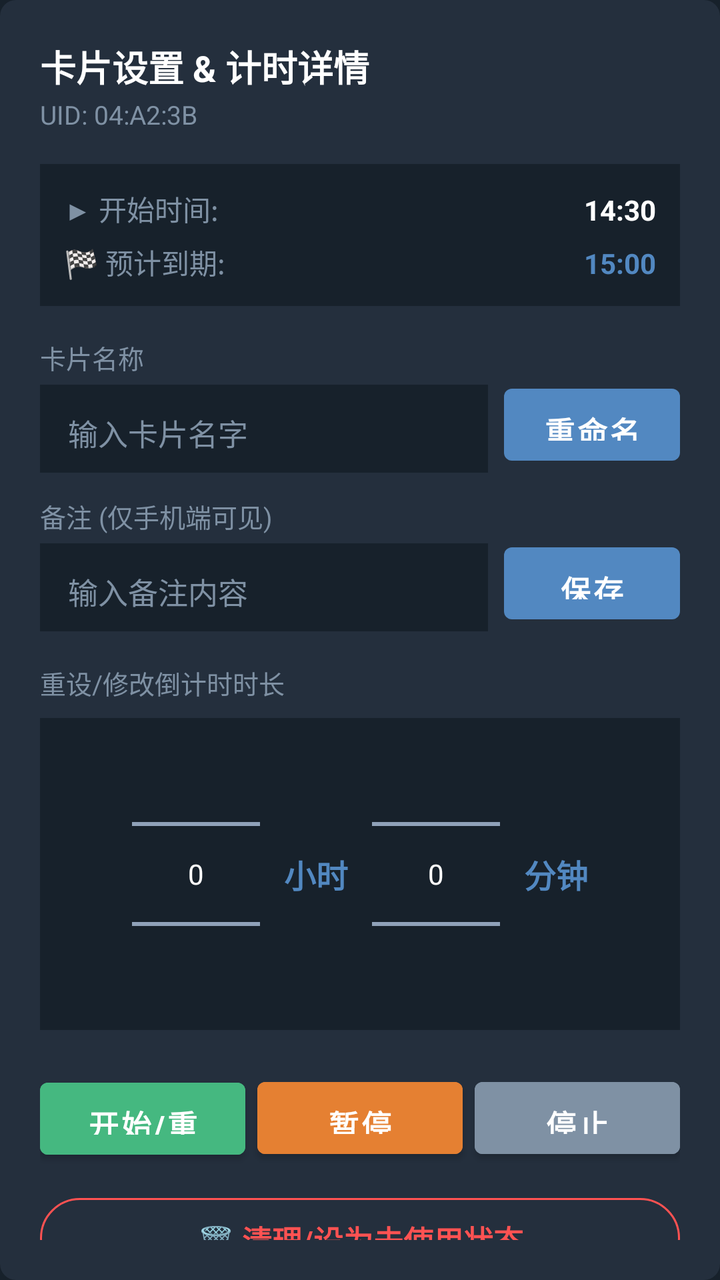
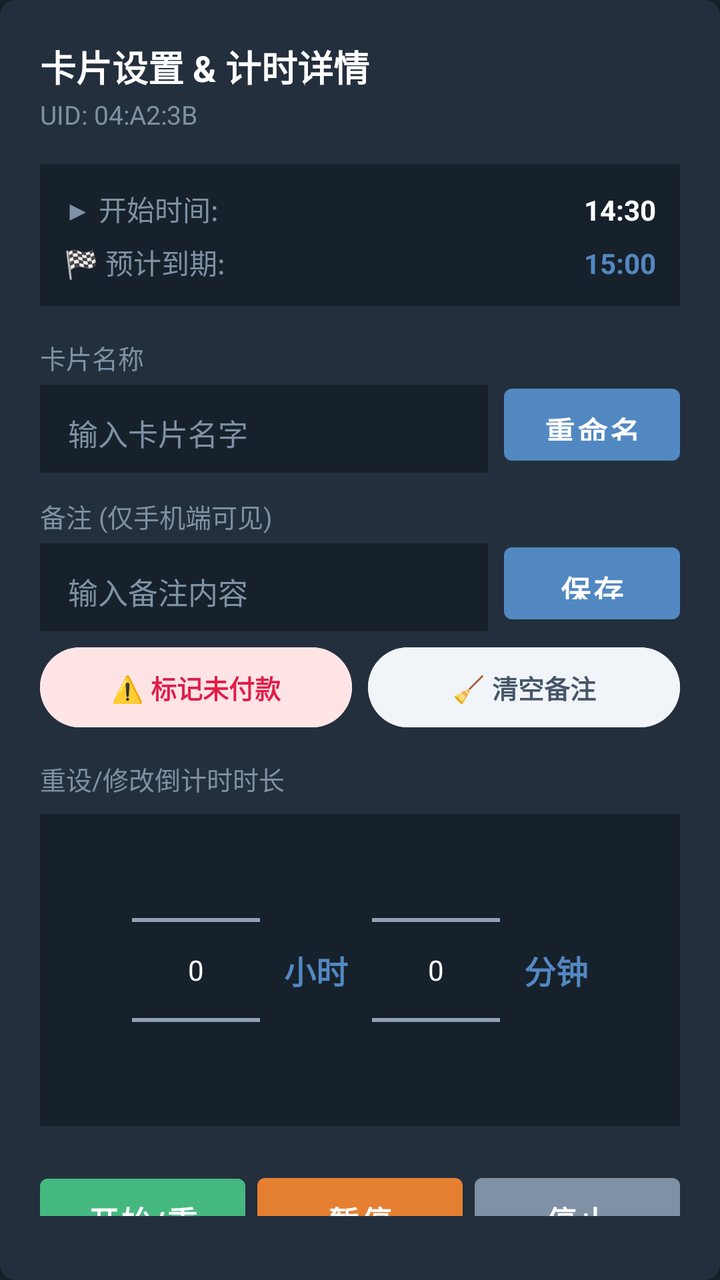

Two renders of the same Android screen: before a commit and after it. Below are the layout's source before the change and the commit's diff.
<!-- AndroidManifest.xml: application theme Theme.NFCTime -->
<!-- res/layout/dialog_card_control.xml -->
<?xml version="1.0" encoding="utf-8"?>
<LinearLayout xmlns:android="http://schemas.android.com/apk/res/android"
    xmlns:app="http://schemas.android.com/apk/res-auto"
    android:layout_width="match_parent"
    android:layout_height="wrap_content"
    android:background="@drawable/dialog_rounded_bg"
    android:orientation="vertical"
    android:padding="20dp">

    <TextView
        android:id="@+id/dialogTitle"
        android:layout_width="wrap_content"
        android:layout_height="wrap_content"
        android:text="卡片设置 &amp; 计时详情"
        android:textColor="@color/tg_text_primary"
        android:textSize="18sp"
        android:textStyle="bold" />

    <TextView
        android:id="@+id/dialogCardUid"
        android:layout_width="wrap_content"
        android:layout_height="wrap_content"
        android:layout_marginTop="2dp"
        android:layout_marginBottom="16dp"
        android:text="UID: 04:A2:3B"
        android:textColor="@color/tg_text_secondary"
        android:textSize="13sp" />

    
    <LinearLayout
        android:id="@+id/llTimelineDetails"
        android:layout_width="match_parent"
        android:layout_height="wrap_content"
        android:layout_marginBottom="16dp"
        android:background="@color/tg_background"
        android:orientation="vertical"
        android:padding="12dp">

        <LinearLayout
            android:layout_width="match_parent"
            android:layout_height="wrap_content"
            android:orientation="horizontal">

            <TextView
                android:layout_width="0dp"
                android:layout_height="wrap_content"
                android:layout_weight="1"
                android:text="▶ 开始时间:"
                android:textColor="@color/tg_text_secondary"
                android:textSize="14sp" />

            <TextView
                android:id="@+id/tvStartTimeDetail"
                android:layout_width="wrap_content"
                android:layout_height="wrap_content"
                android:text="14:30"
                android:textColor="@color/tg_text_primary"
                android:textSize="14sp"
                android:textStyle="bold" />
        </LinearLayout>

        <LinearLayout
            android:layout_width="match_parent"
            android:layout_height="wrap_content"
            android:layout_marginTop="6dp"
            android:orientation="horizontal">

            <TextView
                android:layout_width="0dp"
                android:layout_height="wrap_content"
                android:layout_weight="1"
                android:text="🏁 预计到期:"
                android:textColor="@color/tg_text_secondary"
                android:textSize="14sp" />

            <TextView
                android:id="@+id/tvEndTimeDetail"
                android:layout_width="wrap_content"
                android:layout_height="wrap_content"
                android:text="15:00"
                android:textColor="@color/tg_blue"
                android:textSize="14sp"
                android:textStyle="bold" />
        </LinearLayout>
    </LinearLayout>

    
    <TextView
        android:layout_width="wrap_content"
        android:layout_height="wrap_content"
        android:text="卡片名称"
        android:textColor="@color/tg_text_secondary"
        android:textSize="13sp" />

    <LinearLayout
        android:layout_width="match_parent"
        android:layout_height="wrap_content"
        android:layout_marginBottom="12dp"
        android:orientation="horizontal">

        <EditText
            android:id="@+id/etCardName"
            android:layout_width="0dp"
            android:layout_height="48dp"
            android:layout_weight="1"
            android:background="@color/tg_background"
            android:hint="输入卡片名字"
            android:paddingHorizontal="14dp"
            android:textColor="@color/tg_text_primary"
            android:textColorHint="@color/tg_text_secondary"
            android:textSize="15sp" />

        <Button
            android:id="@+id/btnRename"
            android:layout_width="wrap_content"
            android:layout_height="48dp"
            android:layout_marginStart="8dp"
            android:text="重命名"
            android:textSize="15sp"
            android:textStyle="bold" />
    </LinearLayout>

    
    <TextView
        android:layout_width="wrap_content"
        android:layout_height="wrap_content"
        android:text="备注 (仅手机端可见)"
        android:textColor="@color/tg_text_secondary"
        android:textSize="13sp" />

    <LinearLayout
        android:layout_width="match_parent"
        android:layout_height="wrap_content"
        android:layout_marginBottom="16dp"
        android:orientation="horizontal">

        <EditText
            android:id="@+id/etCardRemark"
            android:layout_width="0dp"
            android:layout_height="48dp"
            android:layout_weight="1"
            android:background="@color/tg_background"
            android:hint="输入备注内容"
            android:paddingHorizontal="14dp"
            android:textColor="@color/tg_text_primary"
            android:textColorHint="@color/tg_text_secondary"
            android:textSize="15sp" />

        <Button
            android:id="@+id/btnSaveRemark"
            android:layout_width="wrap_content"
            android:layout_height="48dp"
            android:layout_marginStart="8dp"
            android:text="保存"
            android:textSize="15sp"
            android:textStyle="bold" />
    </LinearLayout>

    
    <TextView
        android:id="@+id/tvPickerTitle"
        android:layout_width="wrap_content"
        android:layout_height="wrap_content"
        android:layout_marginBottom="8dp"
        android:text="重设/修改倒计时时长"
        android:textColor="@color/tg_text_secondary"
        android:textSize="13sp" />

    <LinearLayout
        android:id="@+id/llPickerArea"
        android:layout_width="match_parent"
        android:layout_height="wrap_content"
        android:layout_marginBottom="20dp"
        android:background="@color/tg_background"
        android:gravity="center"
        android:orientation="horizontal"
        android:padding="8dp">

        <NumberPicker
            android:id="@+id/npHours"
            android:layout_width="wrap_content"
            android:layout_height="140dp"
            android:theme="@style/NumberPickerTheme" />

        <TextView
            android:layout_width="wrap_content"
            android:layout_height="wrap_content"
            android:layout_marginHorizontal="12dp"
            android:text="小时"
            android:textColor="@color/tg_blue"
            android:textSize="16sp"
            android:textStyle="bold" />

        <NumberPicker
            android:id="@+id/npMinutes"
            android:layout_width="wrap_content"
            android:layout_height="140dp"
            android:theme="@style/NumberPickerTheme" />

        <TextView
            android:layout_width="wrap_content"
            android:layout_height="wrap_content"
            android:layout_marginStart="12dp"
            android:text="分钟"
            android:textColor="@color/tg_blue"
            android:textSize="16sp"
            android:textStyle="bold" />
    </LinearLayout>

    
    <LinearLayout
        android:layout_width="match_parent"
        android:layout_height="wrap_content"
        android:layout_marginBottom="12dp"
        android:orientation="horizontal">

        <Button
            android:id="@+id/btnStart"
            android:layout_width="0dp"
            android:layout_height="48dp"
            android:layout_weight="1"
            android:backgroundTint="@color/tg_status_green"
            android:text="开始/重置"
            android:textSize="15sp"
            android:textStyle="bold" />

        <Button
            android:id="@+id/btnPause"
            android:layout_width="0dp"
            android:layout_height="48dp"
            android:layout_weight="1"
            android:layout_marginStart="6dp"
            android:backgroundTint="@color/tg_status_orange"
            android:text="暂停"
            android:textSize="15sp"
            android:textStyle="bold" />

        <Button
            android:id="@+id/btnStop"
            android:layout_width="0dp"
            android:layout_height="48dp"
            android:layout_weight="1"
            android:layout_marginStart="6dp"
            android:backgroundTint="@color/tg_text_secondary"
            android:text="停止"
            android:textSize="15sp"
            android:textStyle="bold" />
    </LinearLayout>

    
    <Button
        android:id="@+id/btnDeleteCard"
        style="@style/Widget.Material3.Button.OutlinedButton"
        android:layout_width="match_parent"
        android:layout_height="48dp"
        android:text="🗑️ 清理/设为未使用状态"
        android:textColor="@color/tg_status_red"
        android:textSize="15sp"
        android:textStyle="bold"
        app:strokeColor="@color/tg_status_red" />

</LinearLayout>
<!-- resources referenced by this layout -->
<resources>
  <color name="tg_background">#17212B</color>
  <color name="tg_blue">#5288C1</color>
  <color name="tg_status_green">#45B880</color>
  <color name="tg_status_orange">#E58032</color>
  <color name="tg_status_red">#FF5252</color>
  <color name="tg_text_primary">#FFFFFF</color>
  <color name="tg_text_secondary">#7F91A4</color>
  <!-- drawable dialog_rounded_bg (drawable) -->
  <?xml version="1.0" encoding="utf-8"?>
  <shape xmlns:android="http://schemas.android.com/apk/res/android"
      android:shape="rectangle">
      <solid android:color="@color/tg_surface" />
      <corners android:radius="8dp" />
  </shape>
  <style name="NumberPickerTheme">
          <item name="android:textColorPrimary">#FFFFFF</item>
          <item name="android:textColorSecondary">#B0C4DE</item>
          <item name="android:textColorSecondaryNoDisable">#B0C4DE</item>
      </style>
  <style name="Theme.NFCTime" parent="Theme.MaterialComponents.DayNight.NoActionBar">
          <item name="colorPrimary">@color/tg_blue</item>
          <item name="colorPrimaryVariant">@color/tg_blue_dark</item>
          <item name="colorOnPrimary">@color/tg_text_primary</item>
          <item name="colorSecondary">@color/tg_blue</item>
          <item name="android:windowBackground">@color/tg_background</item>
          <item name="android:statusBarColor">@color/tg_background</item>
          <item name="android:navigationBarColor">@color/tg_background</item>
          
          
          <item name="colorSurface">@color/tg_surface</item>
          <item name="colorOnSurface">@color/tg_text_primary</item>
          <item name="colorSecondaryContainer">#2B394A</item>
          <item name="colorOnSecondaryContainer">@color/tg_blue</item>
  
          
          <item name="materialButtonStyle">@style/Widget.App.Button</item>
          <item name="borderlessButtonStyle">@style/Widget.App.Button.TextButton</item>
      </style>
  <color name="tg_surface">#242F3D</color>
  <color name="tg_blue_dark">#2AABEE</color>
  <style name="Widget.App.Button" parent="Widget.MaterialComponents.Button">
          <item name="android:textSize">15sp</item>
          <item name="android:textStyle">bold</item>
          <item name="android:textAllCaps">false</item>
          <item name="android:paddingVertical">10dp</item>
          <item name="backgroundTint">@color/tg_blue</item>
      </style>
  <style name="Widget.App.Button.TextButton" parent="Widget.MaterialComponents.Button.TextButton">
          <item name="android:textSize">15sp</item>
          <item name="android:textStyle">bold</item>
          <item name="android:textAllCaps">false</item>
          <item name="android:paddingHorizontal">12dp</item>
          <item name="android:paddingVertical">8dp</item>
          <item name="android:textColor">@color/tg_blue</item>
      </style>
</resources>

<!-- the commit's change to res/layout/dialog_card_control.xml (unified diff, before → after) -->
@@ -131,7 +131,7 @@
     <LinearLayout
         android:layout_width="match_parent"
         android:layout_height="wrap_content"
-        android:layout_marginBottom="16dp"
+        android:layout_marginBottom="8dp"
         android:orientation="horizontal">
 
         <EditText
@@ -156,6 +156,43 @@
             android:textStyle="bold" />
     </LinearLayout>
 
+    <LinearLayout
+        android:layout_width="match_parent"
+        android:layout_height="wrap_content"
+        android:layout_marginBottom="16dp"
+        android:orientation="horizontal">
+
+        <Button
+            android:id="@+id/btnQuickUnpaid"
+            style="@style/Widget.Material3.Button.TonalButton"
+            android:layout_width="0dp"
+            android:layout_height="40dp"
+            android:layout_weight="1"
+            android:backgroundTint="#FFE4E6"
+            android:textColor="#E11D48"
+            android:text="⚠️ 标记未付款"
+            android:textSize="13sp"
+            android:textStyle="bold"
+            android:insetTop="0dp"
+            android:insetBottom="0dp"
+            android:padding="0dp" />
+
+        <Button
+            android:id="@+id/btnQuickClearRemark"
+            style="@style/Widget.Material3.Button.TonalButton"
+            android:layout_width="0dp"
+            android:layout_height="40dp"
+            android:layout_weight="1"
+            android:layout_marginStart="8dp"
+            android:backgroundTint="#F1F5F9"
+            android:textColor="#475569"
+            android:text="🧹 清空备注"
+            android:textSize="13sp"
+            android:insetTop="0dp"
+            android:insetBottom="0dp"
+            android:padding="0dp" />
+    </LinearLayout>
+
     
     <TextView
         android:id="@+id/tvPickerTitle"
